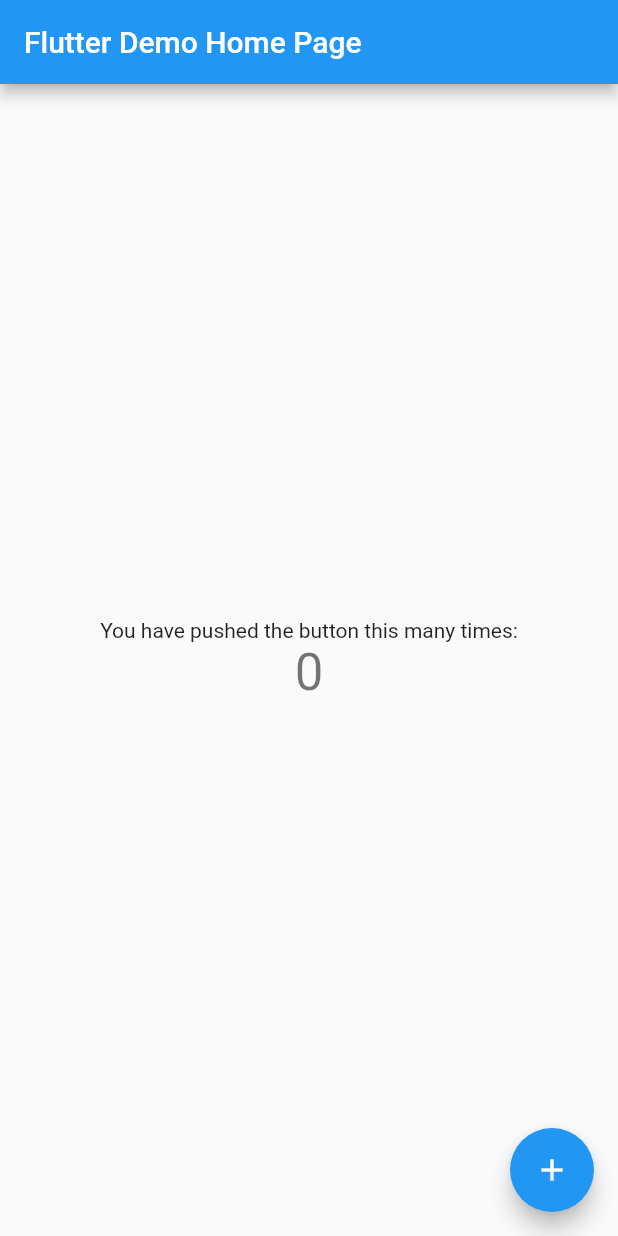
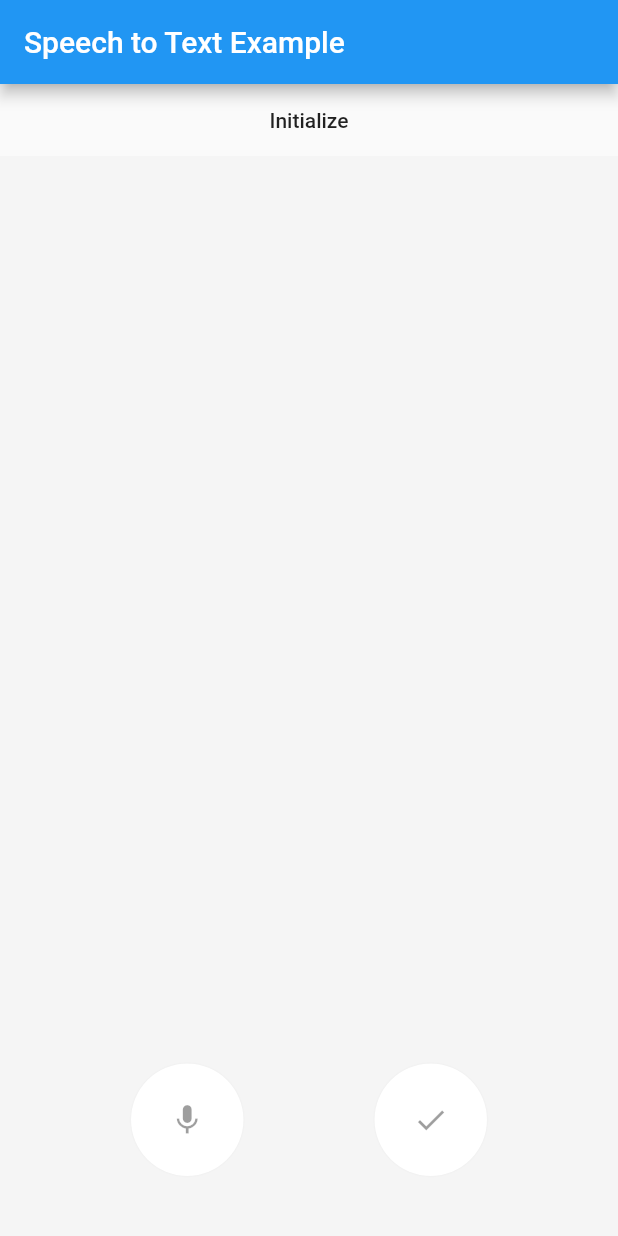
Before and after one commit to PeterMclay/sentimental, a Flutter app: the screen it shows after launch, on a phone screen of 412 x 824 dp. Run offline on Flutter 3.47's test engine with Material 2 defaults, Android fonts, the phone set to English and light mode, and no system bars; our stand-ins replace speech_to_text.

Commit message:
Added voice to text

```diff
--- a/lib/main.dart
+++ b/lib/main.dart
@@ -1,117 +1,13 @@
 import 'package:flutter/material.dart';
+import 'package:sentimental/screens/voice_input_screen.dart';
 
-void main() {
-  runApp(MyApp());
-}
+void main() => runApp(Sentimental());
 
-class MyApp extends StatelessWidget {
-  // This widget is the root of your application.
+class Sentimental extends StatelessWidget {
   @override
   Widget build(BuildContext context) {
-    return MaterialApp(
-      title: 'Flutter Demo',
-      theme: ThemeData(
-        // This is the theme of your application.
-        //
-        // Try running your application with "flutter run". You'll see the
-        // application has a blue toolbar. Then, without quitting the app, try
-        // changing the primarySwatch below to Colors.green and then invoke
-        // "hot reload" (press "r" in the console where you ran "flutter run",
-        // or simply save your changes to "hot reload" in a Flutter IDE).
-        // Notice that the counter didn't reset back to zero; the application
-        // is not restarted.
-        primarySwatch: Colors.blue,
-        // This makes the visual density adapt to the platform that you run
-        // the app on. For desktop platforms, the controls will be smaller and
-        // closer together (more dense) than on mobile platforms.
-        visualDensity: VisualDensity.adaptivePlatformDensity,
-      ),
-      home: MyHomePage(title: 'Flutter Demo Home Page'),
-    );
+    return MaterialApp(initialRoute: VoiceInputScreen.id, routes: {
+      VoiceInputScreen.id: (context) => VoiceInputScreen(),
+    });
   }
 }
-
-class MyHomePage extends StatefulWidget {
-  MyHomePage({Key key, this.title}) : super(key: key);
-
-  // This widget is the home page of your application. It is stateful, meaning
-  // that it has a State object (defined below) that contains fields that affect
-  // how it looks.
-
-  // This class is the configuration for the state. It holds the values (in this
-  // case the title) provided by the parent (in this case the App widget) and
-  // used by the build method of the State. Fields in a Widget subclass are
-  // always marked "final".
-
-  final String title;
-
-  @override
-  _MyHomePageState createState() => _MyHomePageState();
-}
-
-class _MyHomePageState extends State<MyHomePage> {
-  int _counter = 0;
-
-  void _incrementCounter() {
-    setState(() {
-      // This call to setState tells the Flutter framework that something has
-      // changed in this State, which causes it to rerun the build method below
-      // so that the display can reflect the updated values. If we changed
-      // _counter without calling setState(), then the build method would not be
-      // called again, and so nothing would appear to happen.
-      _counter++;
-    });
-  }
-
-  @override
-  Widget build(BuildContext context) {
-    // This method is rerun every time setState is called, for instance as done
-    // by the _incrementCounter method above.
-    //
-    // The Flutter framework has been optimized to make rerunning build methods
-    // fast, so that you can just rebuild anything that needs updating rather
-    // than having to individually change instances of widgets.
-    return Scaffold(
-      appBar: AppBar(
-        // Here we take the value from the MyHomePage object that was created by
-        // the App.build method, and use it to set our appbar title.
-        title: Text(widget.title),
-      ),
-      body: Center(
-        // Center is a layout widget. It takes a single child and positions it
-        // in the middle of the parent.
-        child: Column(
-          // Column is also a layout widget. It takes a list of children and
-          // arranges them vertically. By default, it sizes itself to fit its
-          // children horizontally, and tries to be as tall as its parent.
-          //
-          // Invoke "debug painting" (press "p" in the console, choose the
-          // "Toggle Debug Paint" action from the Flutter Inspector in Android
-          // Studio, or the "Toggle Debug Paint" command in Visual Studio Code)
-          // to see the wireframe for each widget.
-          //
-          // Column has various properties to control how it sizes itself and
-          // how it positions its children. Here we use mainAxisAlignment to
-          // center the children vertically; the main axis here is the vertical
-          // axis because Columns are vertical (the cross axis would be
-          // horizontal).
-          mainAxisAlignment: MainAxisAlignment.center,
-          children: <Widget>[
-            Text(
-              'You have pushed the button this many times:',
-            ),
-            Text(
-              '$_counter',
-              style: Theme.of(context).textTheme.headline4,
-            ),
-          ],
-        ),
-      ),
-      floatingActionButton: FloatingActionButton(
-        onPressed: _incrementCounter,
-        tooltip: 'Increment',
-        child: Icon(Icons.add),
-      ), // This trailing comma makes auto-formatting nicer for build methods.
-    );
-  }
-}
--- /dev/null
+++ b/lib/screens/voice_input_screen.dart
@@ -0,0 +1,188 @@
+import 'package:flutter/material.dart';
+import 'package:speech_to_text/speech_recognition_error.dart';
+import 'package:speech_to_text/speech_recognition_result.dart';
+import 'package:speech_to_text/speech_to_text.dart';
+import 'package:sentimental/services/networking.dart';
+
+class VoiceInputScreen extends StatefulWidget {
+  static const String id = 'voice_input_screen';
+  @override
+  _VoiceInputScreenState createState() => _VoiceInputScreenState();
+}
+
+class _VoiceInputScreenState extends State<VoiceInputScreen> {
+  bool _hasSpeech = false;
+  double level = 0.0;
+  double minSoundLevel = 50000;
+  double maxSoundLevel = -50000;
+  String lastWords = "";
+  String lastError = "";
+  String lastStatus = "";
+  String _currentLocaleId = "";
+  final SpeechToText speech = SpeechToText();
+
+  @override
+  void initState() {
+    super.initState();
+  }
+
+  Future<void> initSpeechState() async {
+    bool hasSpeech = await speech.initialize(
+        onError: errorListener, onStatus: statusListener);
+    if (hasSpeech) {
+      var systemLocale = await speech.systemLocale();
+      _currentLocaleId = systemLocale.localeId;
+    }
+
+    if (!mounted) return;
+
+    setState(() {
+      _hasSpeech = hasSpeech;
+    });
+  }
+
+  @override
+  Widget build(BuildContext context) {
+    return Scaffold(
+      appBar: AppBar(
+        title: const Text('Speech to Text Example'),
+      ),
+      body: Column(children: [
+        Container(
+          child: Column(
+            children: <Widget>[
+              Row(
+                mainAxisAlignment: MainAxisAlignment.spaceAround,
+                children: <Widget>[
+                  FlatButton(
+                    child: Text('Initialize'),
+                    onPressed: _hasSpeech ? null : initSpeechState,
+                  ),
+                ],
+              ),
+            ],
+          ),
+        ),
+        Expanded(
+          flex: 3,
+          child: Column(
+            children: <Widget>[
+              Expanded(
+                child: Stack(
+                  children: <Widget>[
+                    Container(
+                      color: Theme.of(context).selectedRowColor,
+                      child: Center(
+                        child: Text(
+                          lastWords,
+                          textAlign: TextAlign.center,
+                        ),
+                      ),
+                    ),
+                    Positioned.fill(
+                      bottom: 40,
+                      child: Align(
+                        alignment: Alignment.bottomCenter,
+                        child: Row(
+                          mainAxisAlignment: MainAxisAlignment.spaceEvenly,
+                          children: [
+                            Container(
+                              width: 75,
+                              height: 75,
+                              alignment: Alignment.center,
+                              decoration: BoxDecoration(
+                                boxShadow: [
+                                  BoxShadow(
+                                      blurRadius: .26,
+                                      spreadRadius: level * 1.5,
+                                      color: Colors.black.withOpacity(.05))
+                                ],
+                                color: Colors.white,
+                                borderRadius:
+                                    BorderRadius.all(Radius.circular(50)),
+                              ),
+                              child: IconButton(
+                                icon: Icon(Icons.mic),
+                                onPressed: !_hasSpeech || speech.isListening
+                                    ? null
+                                    : startListening,
+                              ),
+                            ),
+                            Container(
+                              width: 75,
+                              height: 75,
+                              alignment: Alignment.center,
+                              decoration: BoxDecoration(
+                                boxShadow: [
+                                  BoxShadow(
+                                      blurRadius: .26,
+                                      spreadRadius: level * 1.5,
+                                      color: Colors.black.withOpacity(.05))
+                                ],
+                                color: lastWords == "" || speech.isListening
+                                    ? Colors.white
+                                    : Colors.green,
+                                borderRadius:
+                                    BorderRadius.all(Radius.circular(50)),
+                              ),
+                              child: IconButton(
+                                icon: Icon(Icons.check),
+                                onPressed: lastWords == "" || speech.isListening
+                                    ? null
+                                    : submitResponse,
+                              ),
+                            ),
+                          ],
+                        ),
+                      ),
+                    ),
+                  ],
+                ),
+              ),
+            ],
+          ),
+        ),
+      ]),
+    );
+  }
+
+  void startListening() {
+    lastWords = "";
+    lastError = "";
+    speech.listen(
+        onResult: resultListener,
+        pauseFor: Duration(seconds: 10),
+        listenFor: Duration(seconds: 10),
+        localeId: _currentLocaleId,
+        cancelOnError: true,
+        listenMode: ListenMode.confirmation);
+    setState(() {});
+  }
+
+  void resultListener(SpeechRecognitionResult result) {
+    setState(() {
+      lastWords = "${result.recognizedWords}";
+    });
+  }
+
+  void errorListener(SpeechRecognitionError error) {
+    // print("Received error status: $error, listening: ${speech.isListening}");
+    setState(() {
+      lastError = "${error.errorMsg} - ${error.permanent}";
+    });
+  }
+
+  void statusListener(String status) {
+    // print(
+    // "Received listener status: $status, listening: ${speech.isListening}");
+    setState(() {
+      lastStatus = "$status";
+    });
+  }
+
+  void submitResponse() async {
+    NetworkHelper networkHelper = NetworkHelper('dsdf');
+    dynamic response = await networkHelper.getData();
+    print(response);
+  }
+}
--- /dev/null
+++ b/lib/services/networking.dart
@@ -0,0 +1,21 @@
+import 'dart:async';
+import 'package:http/http.dart' as http;
+import 'dart:convert';
+
+class NetworkHelper {
+  final String url;
+  NetworkHelper(this.url);
+
+  Future getData() async {
+    try {
+      final response = await http.get(url);
+      if (response.statusCode == 200) {
+        String data = response.body;
+        return jsonDecode(data);
+      }
+    } catch (e) {
+      print(e);
+      return null;
+    }
+  }
+}
```
Also changed, not shown: pubspec.yaml (+6 -51 lines), lib/screens/analysis_screen.dart (added), pubspec.lock, 12 other files.
